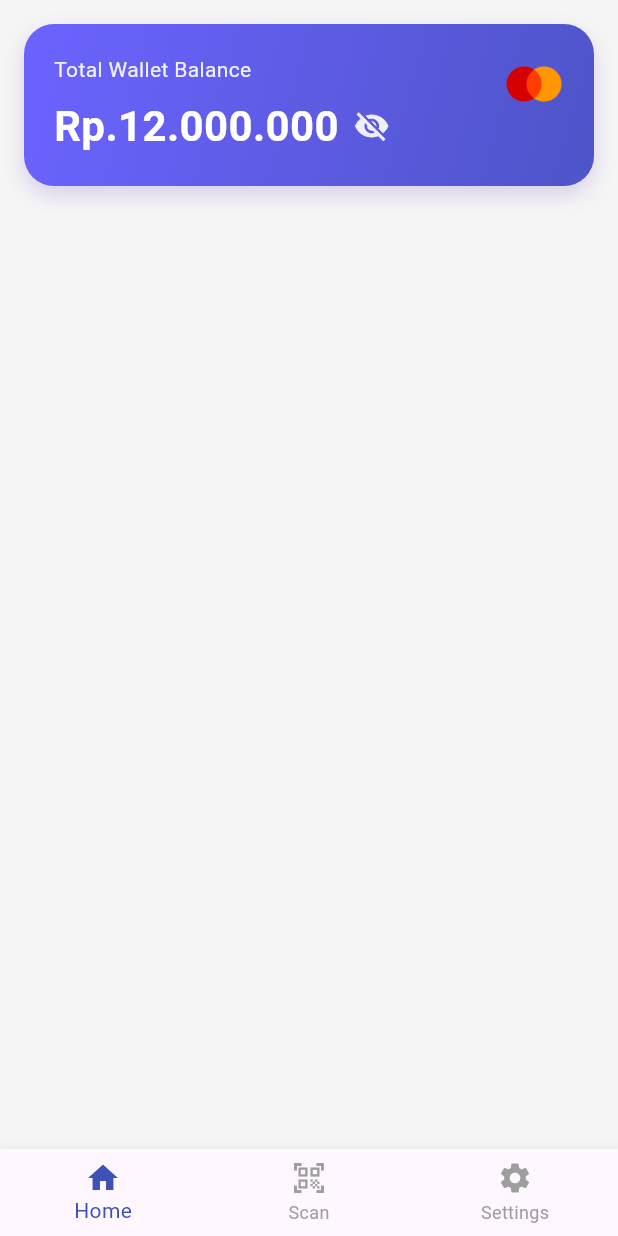
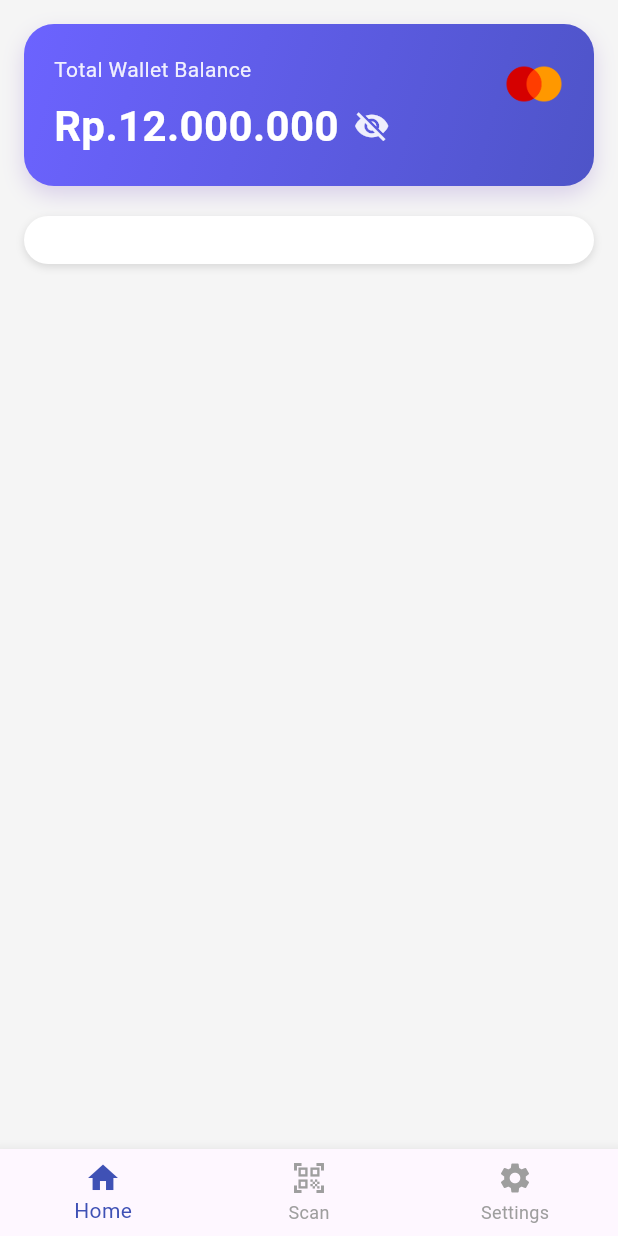
Before and after one commit to Ferdiansyah42/uas_sm4, a Flutter app: the screen it shows after launch, on a phone screen of 412 x 824 dp. Run offline on Flutter 3.47's test engine with Material 3 defaults, Android fonts, the phone set to English and light mode, and no system bars.

Commit message:
container menu cepat

```diff
--- a/lib/pages/home_page.dart
+++ b/lib/pages/home_page.dart
@@ -75,6 +75,22 @@ class HomePage extends StatelessWidget {
                     ],
                   ),
                 ),
+
+                // Menu Cepat
+                Container(
+                  padding: const EdgeInsets.symmetric(vertical: 16, horizontal: 8),
+                  decoration: BoxDecoration(
+                    color: Colors.white,
+                    borderRadius: BorderRadius.circular(20),
+                    boxShadow: [
+                      BoxShadow(
+                        color: Colors.black12,
+                        blurRadius: 4,
+                        offset: Offset(0, 2),
+                      )
+                    ],
+                  ),
+                ),
               ],
             ),
           ),
```
